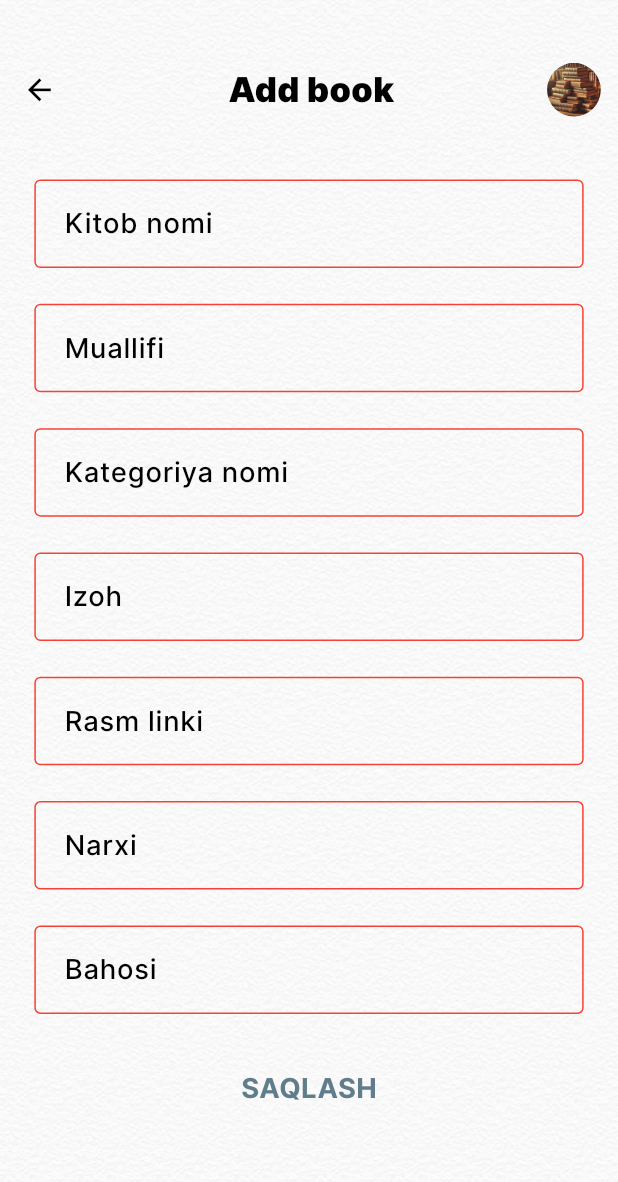
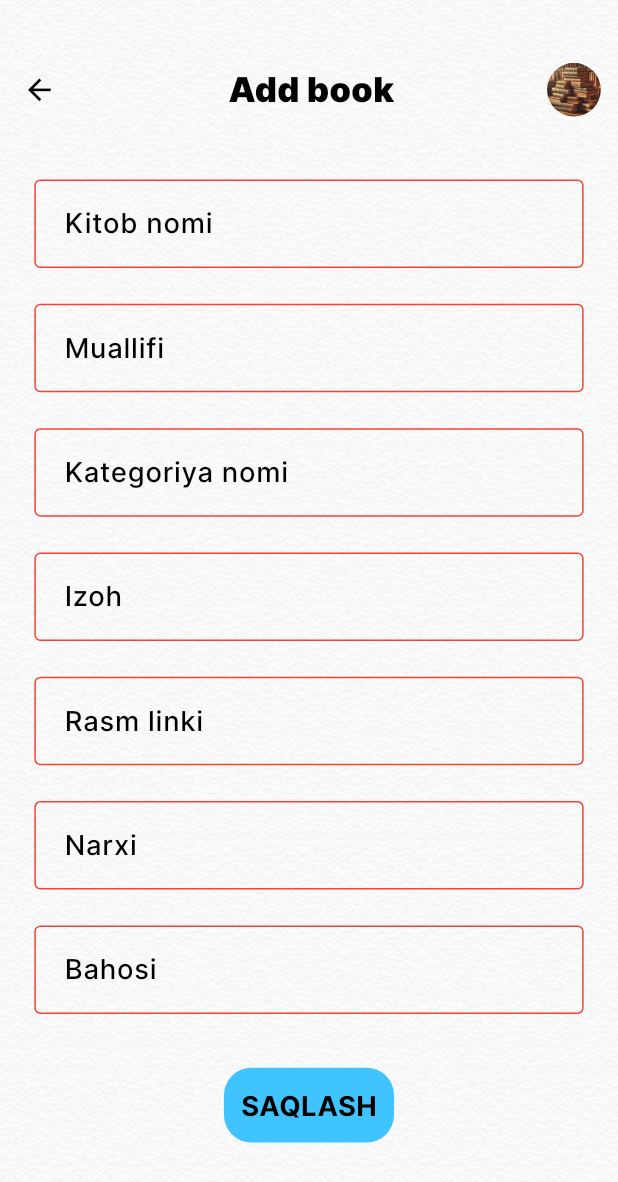
Before and after one commit to Yorq1nnur/library_app, a Flutter app: the AddBookScreen screen opened directly, on a phone screen of 412 x 824 dp. Shown: the top 1182 px of the screen. Run offline on Flutter 3.47's test engine with Material 3 defaults, Android fonts, the phone set to English and light mode, and no system bars; drawn by our look-alikes of zoom_tap_animation; our stand-ins replace cached_network_image, flutter_screenutil, flutter_svg, shared_preferences; accounts and stored records are empty; network calls fail.

Commit message:
ADD BOOK LATEST

```diff
--- a/lib/screens/add_book/add_book_screen.dart
+++ b/lib/screens/add_book/add_book_screen.dart
@@ -210,10 +210,22 @@ class _AddBookScreenState extends State<AddBookScreen> {
                               isValid ? Navigator.pop(context) : null;
                             }
                           },
-                          child: Text(
-                            "SAQLASH",
-                            style: AppTextStyle.interBold.copyWith(
-                              color: Colors.blueGrey,
+                          child: Container(
+                            padding: EdgeInsets.symmetric(
+                              horizontal: 10.w,
+                              vertical: 10.h,
+                            ),
+                            decoration: BoxDecoration(
+                              color: Colors.lightBlueAccent,
+                              borderRadius: BorderRadius.circular(
+                                16.r,
+                              ),
+                            ),
+                            child: Text(
+                              "SAQLASH",
+                              style: AppTextStyle.interBold.copyWith(
+                                color: Colors.black,
+                              ),
                             ),
                           ),
                         ),
```
Also changed, not shown: lib/screens/update_screen/update_screen.dart (+18 -1 lines).
